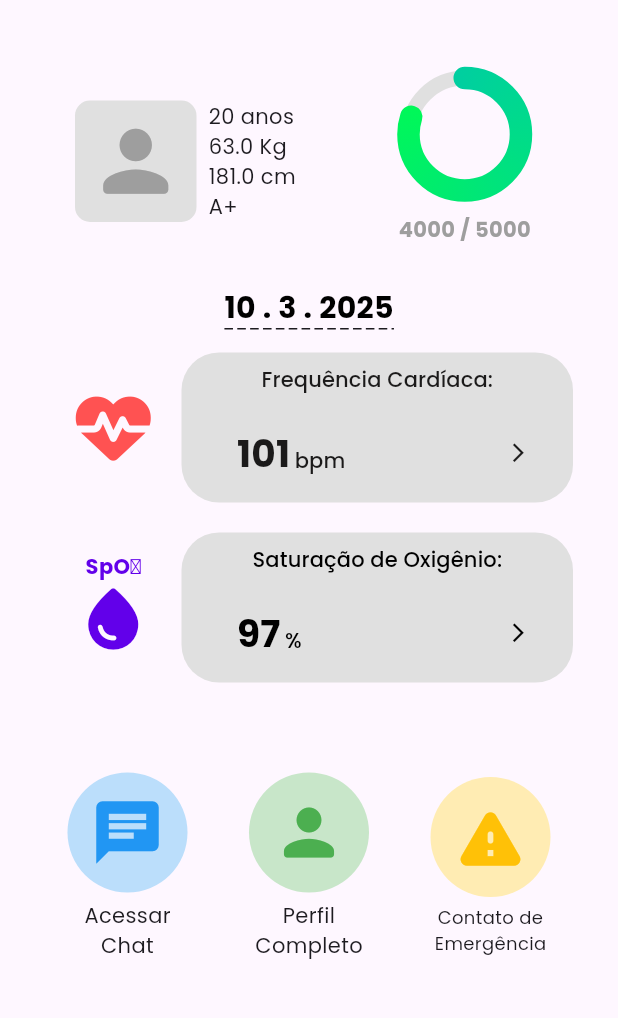
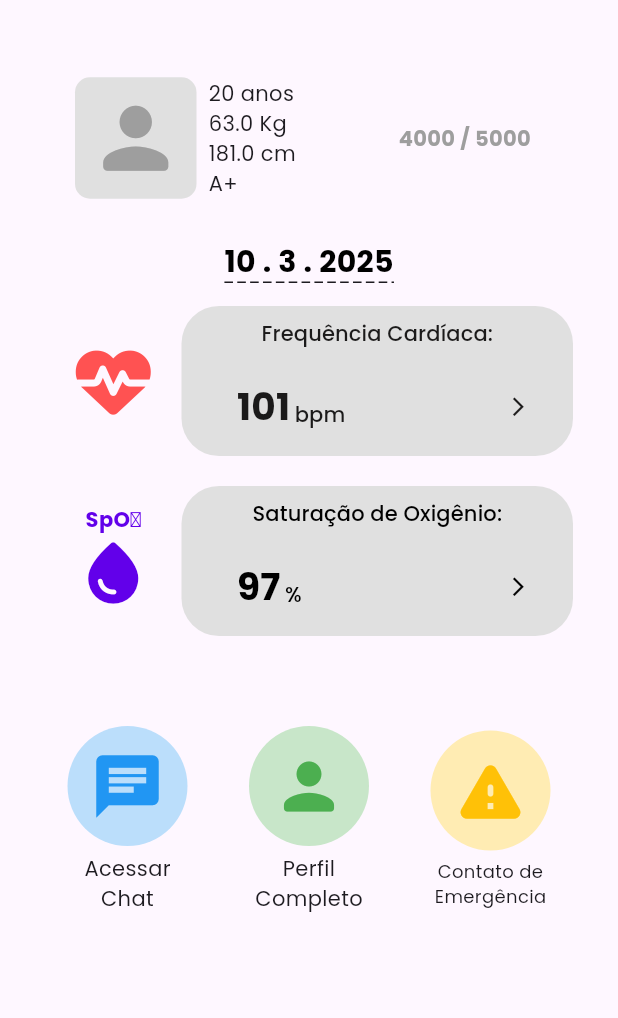
Before and after one commit to leobloedow/MinhaSaudeDigital, a Flutter app: the PacDashboard screen opened by its route, on a phone screen of 412 x 824 dp, the part 63-1081 px from its top. Run offline on Flutter 3.47's test engine with Material 3 defaults, Android fonts, the phone set to English and light mode, and no system bars; drawn by our look-alikes of simple_circular_progress_bar; our stand-ins replace fl_chart, font_awesome_flutter, google_fonts, numberpicker.

Commit message:
removed unsupported libraries

```diff
--- a/lib/pages/chatscreen.dart
+++ b/lib/pages/chatscreen.dart
@@ -1,7 +1,6 @@
 // ignore_for_file: prefer_const_constructors
 
 import 'package:flutter/material.dart';
-import 'package:flutter/widgets.dart';
 import 'package:hcpa/pages/widgets/messageTile.dart';
 
 class ChatScreen extends StatefulWidget {
@@ -15,7 +14,7 @@ class _ChatScreenState extends State<ChatScreen> {
   List messageList = [
     ["Olá, como posso ajudar?", false]
   ];
-  TextEditingController _controller = TextEditingController();
+  final TextEditingController _controller = TextEditingController();
 
   @override
   Widget build(BuildContext context) {
--- a/lib/pages/pac_dashboard.dart
+++ b/lib/pages/pac_dashboard.dart
@@ -1,6 +1,5 @@
 import 'package:flutter/material.dart';
 import 'package:font_awesome_flutter/font_awesome_flutter.dart';
-import 'package:simple_circular_progress_bar/simple_circular_progress_bar.dart';
 
 class PacDashboard extends StatefulWidget {
   const PacDashboard({super.key});
@@ -74,22 +73,6 @@ class _PacDashboardState extends State<PacDashboard> {
                   ),
                   Column(
                     children: [
-                      Padding(
-                        padding: const EdgeInsets.all(8.0),
-                        child: SimpleCircularProgressBar(
-                          animationDuration: 1,
-                          maxValue: _passosMeta,
-                          valueNotifier: ValueNotifier(_passos),
-                          size: 75,
-                          mergeMode: true,
-                          backStrokeWidth: 10,
-                          backColor: Colors.grey.shade300,
-                          progressColors: [
-                            const Color.fromARGB(255, 0, 206, 161),
-                            const Color.fromARGB(255, 0, 255, 76)
-                          ],
-                        ),
-                      ),
                       Padding(
                         padding: const EdgeInsets.all(8.0),
                         child: Text(
--- a/lib/pages/perf_completo.dart
+++ b/lib/pages/perf_completo.dart
@@ -53,7 +53,7 @@ class _PerfilCompletoState extends State<PerfilCompleto> {
                     "Data de nascimento: ",
                     style: TextStyle(fontWeight: FontWeight.bold),
                   ),
-                  Text("$_nascimento")
+                  Text(_nascimento)
                 ],
               ),
             ),
@@ -66,7 +66,7 @@ class _PerfilCompletoState extends State<PerfilCompleto> {
                     "Tipo Sanguíneo: ",
                     style: TextStyle(fontWeight: FontWeight.bold),
                   ),
-                  Text("$_tipoSang")
+                  Text(_tipoSang)
                 ],
               ),
             ),
@@ -105,7 +105,7 @@ class _PerfilCompletoState extends State<PerfilCompleto> {
                     "Meta de passos definida: ",
                     style: TextStyle(fontWeight: FontWeight.bold),
                   ),
-                  Text("${_passosMeta.toStringAsFixed(0)}")
+                  Text(_passosMeta.toStringAsFixed(0))
                 ],
               ),
             ),
--- a/pubspec.yaml
+++ b/pubspec.yaml
@@ -39,7 +39,6 @@ dependencies:
   intl: ^0.19.0
   numberpicker: ^2.1.2
   fl_chart: ^0.69.0
-  simple_circular_progress_bar: ^1.0.2
   font_awesome_flutter: ^10.8.0
 
 dev_dependencies:
@@ -66,7 +65,6 @@ flutter:
 
   # To add assets to your application, add an assets section, like this:
   assets:
-    - google_fonts/
     - assets/images/
 
   # An image asset can refer to one or more resolution-specific "variants", see
```
Also changed, not shown: pubspec.lock, 11 other files.
